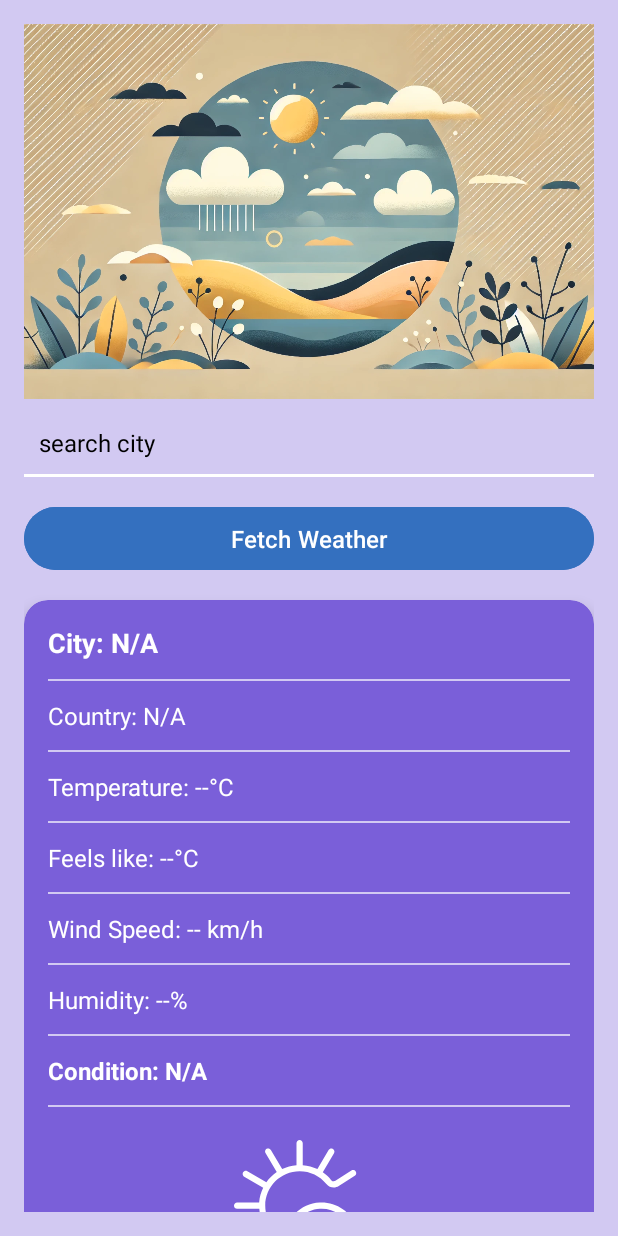
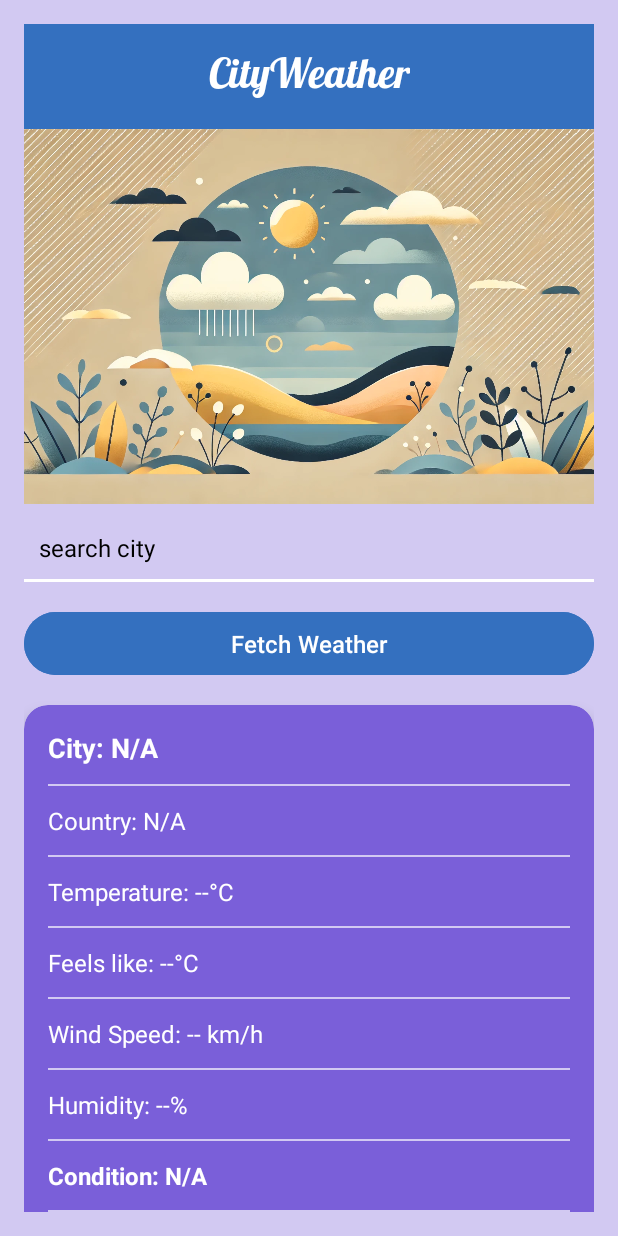
Before and after one commit to artur300/WeatherApp, an Android app: the screen it shows after launch (WeatherMainActivity), on a phone screen of 412 x 824 dp. Run offline under Robolectric (Android 15) with nearby library versions, the phone set to English and light mode, and no system bars; our stand-ins replace Dagger/Hilt's generated code, Room's generated code; pictures from the network do not load.

Commit message:
31/01/25 new icon

```diff
--- a/app/src/main/AndroidManifest.xml
+++ b/app/src/main/AndroidManifest.xml
@@ -8,9 +8,9 @@
         android:allowBackup="true"
         android:dataExtractionRules="@xml/data_extraction_rules"
         android:fullBackupContent="@xml/backup_rules"
-        android:icon="@mipmap/my_lunch"
+        android:icon="@mipmap/wi"
         android:label="@string/app_name"
-        android:roundIcon="@mipmap/my_lunch_round"
+        android:roundIcon="@mipmap/wi_round"
         android:supportsRtl="true"
         android:theme="@style/Theme.AP"
         android:name=".helper_classes.weatherApplication"
--- a/app/src/main/res/layout/layout_weather_fragment.xml
+++ b/app/src/main/res/layout/layout_weather_fragment.xml
@@ -7,10 +7,47 @@
     android:padding="16dp"
     android:background="@color/SoftLavender">
 
+
+
+
+
+
+
+
+
     <LinearLayout
         android:layout_width="match_parent"
         android:layout_height="wrap_content"
         android:orientation="vertical">
+
+
+
+        <androidx.constraintlayout.widget.ConstraintLayout
+            android:id="@+id/header"
+            android:layout_width="match_parent"
+            android:layout_height="70dp"
+            android:background="@color/DeepBlue"
+            app:layout_constraintTop_toTopOf="parent"
+            app:layout_constraintStart_toStartOf="parent"
+            app:layout_constraintEnd_toEndOf="parent">
+
+            <TextView
+                android:id="@+id/header_title"
+                android:layout_width="wrap_content"
+                android:layout_height="wrap_content"
+                android:layout_marginTop="15dp"
+                android:text="CityWeather"
+                android:textColor="@color/white"
+                android:fontFamily="@font/logo_font"
+                android:textSize="27sp"
+                app:layout_constraintTop_toTopOf="parent"
+                app:layout_constraintStart_toStartOf="parent"
+                app:layout_constraintEnd_toEndOf="parent"
+                />
+        </androidx.constraintlayout.widget.ConstraintLayout>
+
+
+
 
         <!-- תמונת רקע -->
         <ImageView
```
